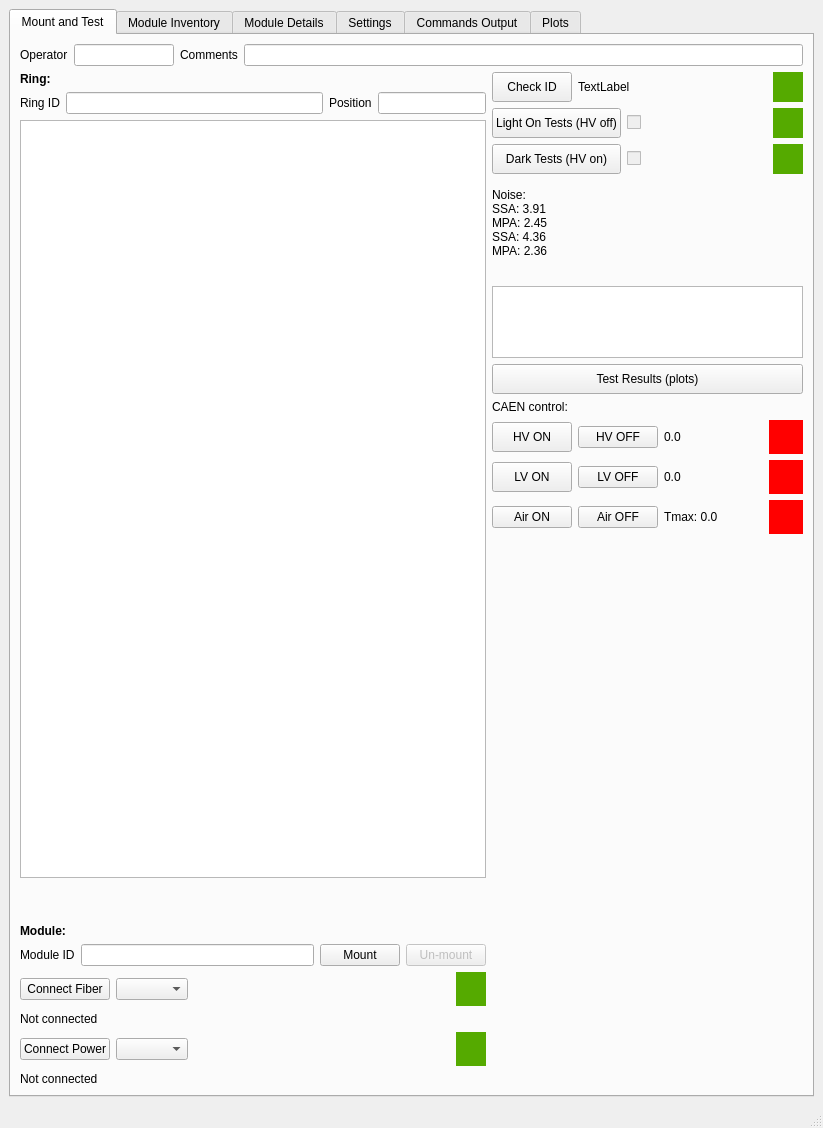
Before: the Qt Designer form ui/integration.ui in pisaoutertracker/integration_tools, drawn with Qt 5.
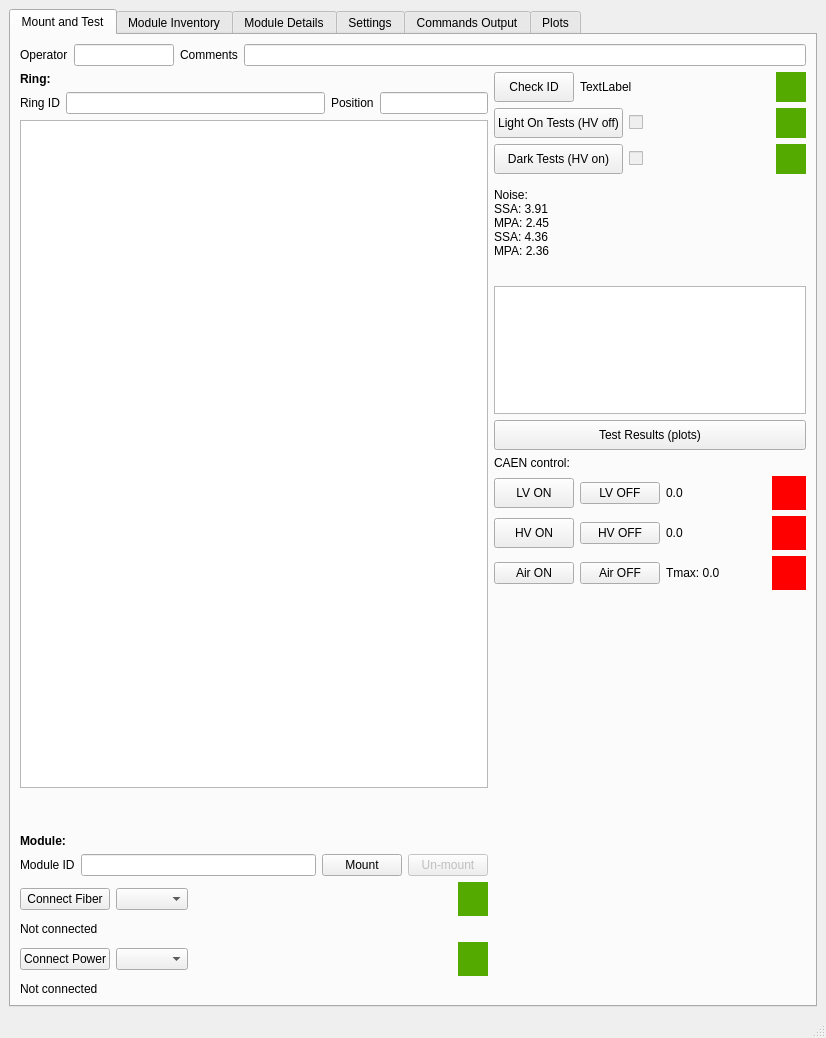
After: the same form once the commit is applied.

Commit message: url navigation

Diff of the .ui file:
```diff
--- a/ui/integration.ui
+++ b/ui/integration.ui
@@ -6,8 +6,8 @@
    <rect>
     <x>0</x>
     <y>0</y>
-    <width>823</width>
-    <height>909</height>
+    <width>826</width>
+    <height>1038</height>
    </rect>
   </property>
   <property name="windowTitle">
@@ -502,71 +502,6 @@
                 </property>
                </widget>
               </item>
-              <item>
-               <layout class="QHBoxLayout" name="horizontalLayout_5">
-                <item>
-                 <widget class="QPushButton" name="hvOnButton">
-                  <property name="minimumSize">
-                   <size>
-                    <width>0</width>
-                    <height>30</height>
-                   </size>
-                  </property>
-                  <property name="text">
-                   <string>HV ON</string>
-                  </property>
-                 </widget>
-                </item>
-                <item>
-                 <widget class="QPushButton" name="hvOffButton">
-                  <property name="minimumSize">
-                   <size>
-                    <width>0</width>
-                    <height>0</height>
-                   </size>
-                  </property>
-                  <property name="text">
-                   <string>HV OFF</string>
-                  </property>
-                 </widget>
-                </item>
-                <item>
-                 <widget class="QLabel" name="hvLabel">
-                  <property name="sizePolicy">
-                   <sizepolicy hsizetype="Expanding" vsizetype="Preferred">
-                    <horstretch>0</horstretch>
-                    <verstretch>0</verstretch>
-                   </sizepolicy>
-                  </property>
-                  <property name="minimumSize">
-                   <size>
-                    <width>0</width>
-                    <height>30</height>
-                   </size>
-                  </property>
-                  <property name="text">
-                   <string>0.0</string>
-                  </property>
-                 </widget>
-                </item>
-                <item>
-                 <widget class="QFrame" name="hvLed">
-                  <property name="minimumSize">
-                   <size>
-                    <width>34</width>
-                    <height>34</height>
-                   </size>
-                  </property>
-                  <property name="styleSheet">
-                   <string>background-color: red;</string>
-                  </property>
-                  <property name="frameShape">
-                   <enum>QFrame::NoFrame</enum>
-                  </property>
-                 </widget>
-                </item>
-               </layout>
-              </item>
               <item>
                <layout class="QHBoxLayout" name="horizontalLayout_4">
                 <item>
@@ -632,6 +567,71 @@
                 </item>
                </layout>
               </item>
+              <item>
+               <layout class="QHBoxLayout" name="horizontalLayout_5">
+                <item>
+                 <widget class="QPushButton" name="hvOnButton">
+                  <property name="minimumSize">
+                   <size>
+                    <width>0</width>
+                    <height>30</height>
+                   </size>
+                  </property>
+                  <property name="text">
+                   <string>HV ON</string>
+                  </property>
+                 </widget>
+                </item>
+                <item>
+                 <widget class="QPushButton" name="hvOffButton">
+                  <property name="minimumSize">
+                   <size>
+                    <width>0</width>
+                    <height>0</height>
+                   </size>
+                  </property>
+                  <property name="text">
+                   <string>HV OFF</string>
+                  </property>
+                 </widget>
+                </item>
+                <item>
+                 <widget class="QLabel" name="hvLabel">
+                  <property name="sizePolicy">
+                   <sizepolicy hsizetype="Expanding" vsizetype="Preferred">
+                    <horstretch>0</horstretch>
+                    <verstretch>0</verstretch>
+                   </sizepolicy>
+                  </property>
+                  <property name="minimumSize">
+                   <size>
+                    <width>0</width>
+                    <height>30</height>
+                   </size>
+                  </property>
+                  <property name="text">
+                   <string>0.0</string>
+                  </property>
+                 </widget>
+                </item>
+                <item>
+                 <widget class="QFrame" name="hvLed">
+                  <property name="minimumSize">
+                   <size>
+                    <width>34</width>
+                    <height>34</height>
+                   </size>
+                  </property>
+                  <property name="styleSheet">
+                   <string>background-color: red;</string>
+                  </property>
+                  <property name="frameShape">
+                   <enum>QFrame::NoFrame</enum>
+                  </property>
+                 </widget>
+                </item>
+               </layout>
+              </item>
               <item>
                <layout class="QHBoxLayout" name="horizontalLayout_6">
                 <item>
@@ -691,23 +691,6 @@
                 </item>
                </layout>
               </item>
-              <item>
-               <widget class="QWidget" name="caenWidget" native="true">
-                <property name="sizePolicy">
-                 <sizepolicy hsizetype="Expanding" vsizetype="Preferred">
-                  <horstretch>0</horstretch>
-                  <verstretch>0</verstretch>
-                 </sizepolicy>
-                </property>
-                <property name="minimumSize">
-                 <size>
-                  <width>60</width>
-                  <height>140</height>
-                 </size>
-                </property>
-                <layout class="QVBoxLayout" name="verticalLayout_2"/>
-               </widget>
-              </item>
               <item>
                <widget class="QWidget" name="plotWidget" native="true">
                 <property name="sizePolicy">
```
The commit also changes 2 other files.
